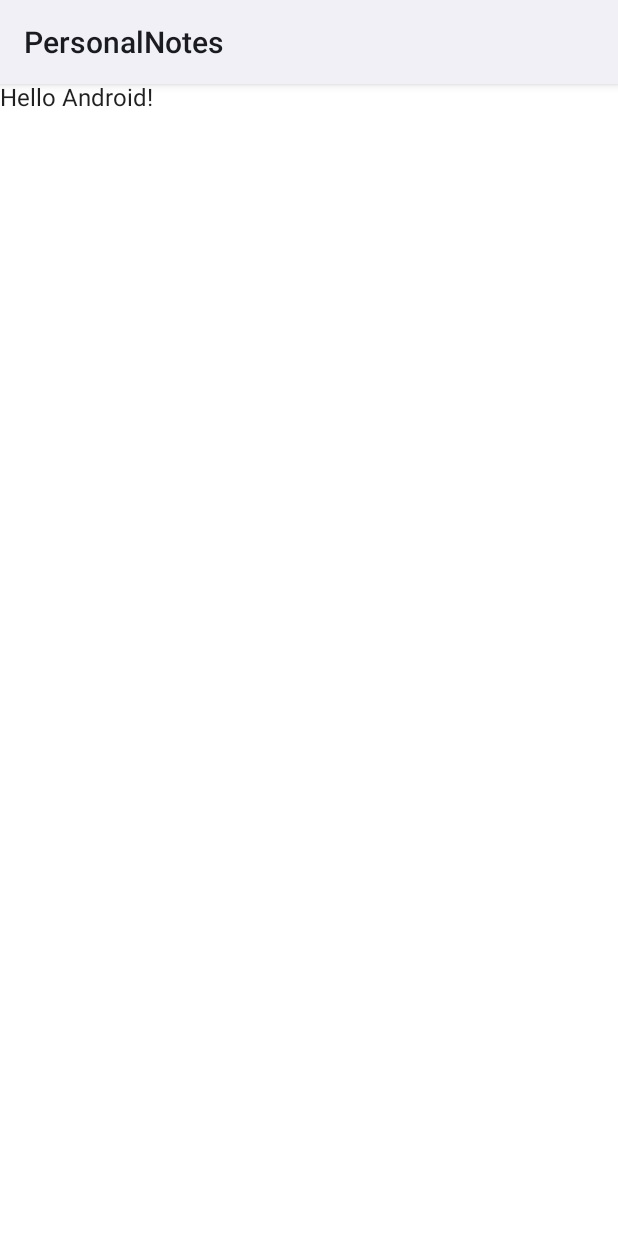
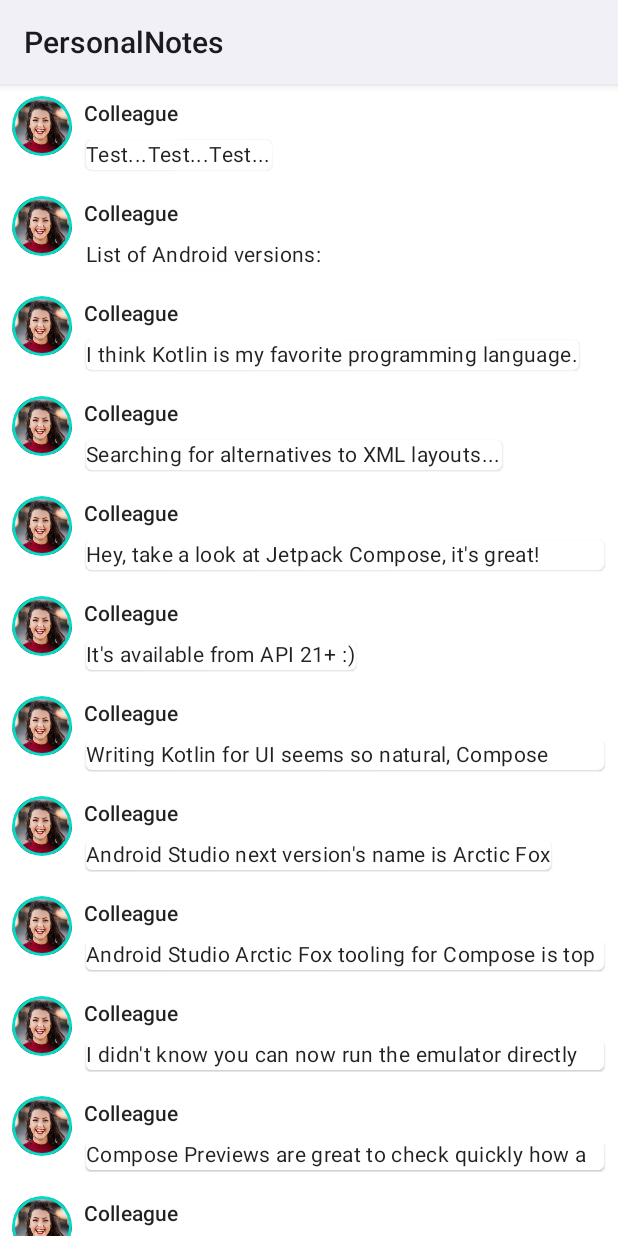
Before and after one commit to dev-dominionsoftware/personal_notes, an Android app built with Jetpack Compose: the screen it shows after launch (ExerciseComposeActivity), on a phone screen of 412 x 824 dp. Run offline under Robolectric (Android 15) with nearby library versions, the phone set to English and light mode, and no system bars; our stand-ins replace Dagger/Hilt's generated code, Timber.

Commit message:
Tutorial screen

```diff
--- a/app/src/main/java/com/mksoftware101/personalnotes/ui/noteslist/compose/ExerciseComposeActivity.kt
+++ b/app/src/main/java/com/mksoftware101/personalnotes/ui/noteslist/compose/ExerciseComposeActivity.kt
@@ -1,28 +1,37 @@
 package com.mksoftware101.personalnotes.ui.noteslist.compose
 
+import android.content.res.Configuration
 import android.os.Bundle
 import androidx.activity.ComponentActivity
 import androidx.activity.compose.setContent
-import androidx.compose.foundation.layout.fillMaxSize
+import androidx.compose.animation.animateColorAsState
+import androidx.compose.animation.animateContentSize
+import androidx.compose.foundation.Image
+import androidx.compose.foundation.border
+import androidx.compose.foundation.clickable
+import androidx.compose.foundation.layout.*
+import androidx.compose.foundation.lazy.LazyColumn
+import androidx.compose.foundation.lazy.items
+import androidx.compose.foundation.shape.CircleShape
 import androidx.compose.material.MaterialTheme
 import androidx.compose.material.Surface
 import androidx.compose.material.Text
-import androidx.compose.runtime.Composable
+import androidx.compose.runtime.*
 import androidx.compose.ui.Modifier
+import androidx.compose.ui.draw.clip
+import androidx.compose.ui.res.painterResource
 import androidx.compose.ui.tooling.preview.Preview
+import com.mksoftware101.personalnotes.R
+import androidx.compose.ui.unit.dp
 import com.mksoftware101.personalnotes.ui.noteslist.compose.ui.theme.PersonalNotesTheme
 
 class ExerciseComposeActivity : ComponentActivity() {
     override fun onCreate(savedInstanceState: Bundle?) {
         super.onCreate(savedInstanceState)
         setContent {
-            PersonalNotesTheme {
-                // A surface container using the 'background' color from the theme
-                Surface(
-                    modifier = Modifier.fillMaxSize(),
-                    color = MaterialTheme.colors.background
-                ) {
-                    Greeting("Android")
+            PersonalNotesTheme() {
+                Surface(modifier = Modifier.fillMaxSize()) {
+                    Conversation(messages = SampleData.conversationSample)
                 }
             }
         }
@@ -30,14 +39,69 @@ class ExerciseComposeActivity : ComponentActivity() {
 }
 
 @Composable
-fun Greeting(name: String) {
-    Text(text = "Hello $name!")
+fun Conversation(messages: List<Message>) {
+    LazyColumn {
+        items(messages) { message ->
+            MessageCard(message)
+        }
+    }
 }
 
-@Preview(showBackground = true)
+data class Message(val author: String, val message: String)
+
 @Composable
-fun DefaultPreview() {
-    PersonalNotesTheme {
-        Greeting("Android")
+fun MessageCard(message: Message) {
+    Row(modifier = Modifier.padding(all = 8.dp)) {
+        Image(
+            painter = painterResource(id = R.drawable.photo),
+            contentDescription = "Just content description",
+            modifier = Modifier
+                .size(40.dp)
+                .clip(CircleShape)
+                .border(1.5.dp, MaterialTheme.colors.secondary, CircleShape)
+        )
+        Spacer(modifier = Modifier.width(8.dp))
+
+        var isExpanded by remember { mutableStateOf(false) }
+        val surfaceColor by animateColorAsState(if (isExpanded) MaterialTheme.colors.primary else MaterialTheme.colors.surface)
+
+        Column(modifier = Modifier.clickable { isExpanded = !isExpanded }) {
+            Text(text = message.author, style = MaterialTheme.typography.subtitle2)
+            Spacer(modifier = Modifier.height(4.dp))
+            Surface(
+                shape = MaterialTheme.shapes.medium,
+                elevation = 1.dp,
+                color = surfaceColor,
+                modifier = Modifier
+                    .animateContentSize()
+                    .padding(1.dp)
+            ) {
+                Text(
+                    text = message.message,
+                    style = MaterialTheme.typography.body2,
+                    maxLines = if (isExpanded) Int.MAX_VALUE else 1
+                )
+            }
+        }
     }
 }
+
+@Preview(name = "Light Mode")
+@Preview(uiMode = Configuration.UI_MODE_NIGHT_YES, showBackground = true, name = "Dark mode")
+
+
+@Preview
+@Composable
+fun PreviewMessageCard() {
+    PersonalNotesTheme {
+        Surface {
+            MessageCard(Message("Vanessa Cook", "From here to Heaven"))
+        }
+    }
+}
+
+@Preview
+@Composable
+fun PreviewConversation() {
+    Conversation(messages = SampleData.conversationSample)
+}
--- /dev/null
+++ b/app/src/main/java/com/mksoftware101/personalnotes/ui/noteslist/compose/SampleData.kt
@@ -0,0 +1,72 @@
+package com.mksoftware101.personalnotes.ui.noteslist.compose
+
+object SampleData {
+    // Sample conversation data
+    val conversationSample = listOf(
+        Message(
+            "Colleague",
+            "Test...Test...Test..."
+        ),
+        Message(
+            "Colleague",
+            "List of Android versions:\n" +
+                    "Android KitKat (API 19)\n" +
+                    "Android Lollipop (API 21)\n" +
+                    "Android Marshmallow (API 23)\n" +
+                    "Android Nougat (API 24)\n" +
+                    "Android Oreo (API 26)\n" +
+                    "Android Pie (API 28)\n" +
+                    "Android 10 (API 29)\n" +
+                    "Android 11 (API 30)\n" +
+                    "Android 12 (API 31)\n"
+        ),
+        Message(
+            "Colleague",
+            "I think Kotlin is my favorite programming language.\n" +
+                    "It's so much fun!"
+        ),
+        Message(
+            "Colleague",
+            "Searching for alternatives to XML layouts..."
+        ),
+        Message(
+            "Colleague",
+            "Hey, take a look at Jetpack Compose, it's great!\n" +
+                    "It's the Android's modern toolkit for building native UI." +
+                    "It simplifies and accelerates UI development on Android." +
+                    "Less code, powerful tools, and intuitive Kotlin APIs :)"
+        ),
+        Message(
+            "Colleague",
+            "It's available from API 21+ :)"
+        ),
+        Message(
+            "Colleague",
+            "Writing Kotlin for UI seems so natural, Compose where have you been all my life?"
+        ),
+        Message(
+            "Colleague",
+            "Android Studio next version's name is Arctic Fox"
+        ),
+        Message(
+            "Colleague",
+            "Android Studio Arctic Fox tooling for Compose is top notch ^_^"
+        ),
+        Message(
+            "Colleague",
+            "I didn't know you can now run the emulator directly from Android Studio"
+        ),
+        Message(
+            "Colleague",
+            "Compose Previews are great to check quickly how a composable layout looks like"
+        ),
+        Message(
+            "Colleague",
+            "Previews are also interactive after enabling the experimental setting"
+        ),
+        Message(
+            "Colleague",
+            "Have you tried writing build.gradle with KTS?"
+        ),
+    )
+}
```
Also changed, not shown: app/src/main/res/drawable/photo.png (added).
